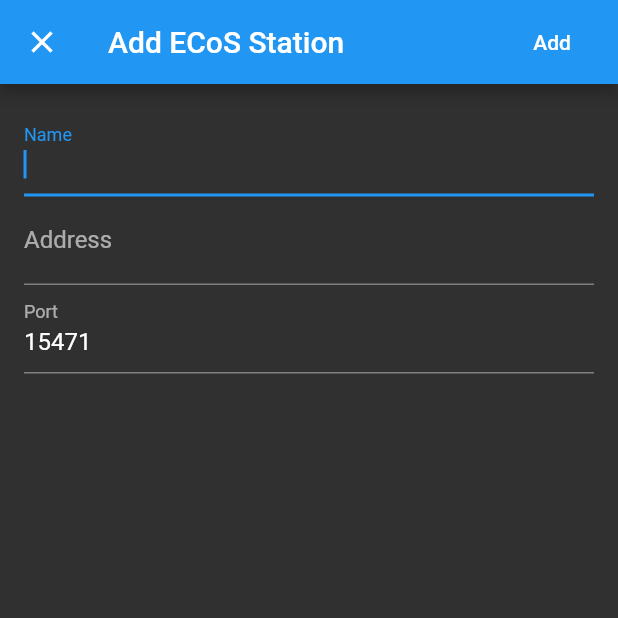
After one commit to TheKingDave/ECoS_control, a Flutter app: the screen it shows after launch, after a tap on the "add" icon, on a phone screen of 412 x 824 dp, the top half of it. The commit adds this screen. Run offline on Flutter 3.47's test engine with Material 2 defaults, Android fonts, the phone set to English and light mode, and no system bars; our stand-ins replace shared_preferences.

Commit message:
Added stations

```diff
--- a/lib/main.dart
+++ b/lib/main.dart
@@ -1,5 +1,6 @@
 import 'package:ecos_control/connectedScreen.dart';
 import 'package:ecos_control/switches/switches.dart';
+import 'package:ecos_control/unconnectedScreen.dart';
 
 import 'consts.dart';
 import 'train/demoTrainControl.dart';
@@ -53,6 +54,6 @@ class MainPage extends StatefulWidget {
 class _MainPageState extends State<MainPage> {
   @override
   Widget build(BuildContext context) {
-    return ConnectedScreen("Kirchberg");
+    return UnconnectedScreen();
   }
 }
--- /dev/null
+++ b/lib/station/addStationDialog.dart
@@ -0,0 +1,130 @@
+import 'package:flutter/services.dart';
+
+import 'station.dart';
+import 'package:flutter/material.dart';
+
+class AddStationDialog extends StatefulWidget {
+  _AddStationDialogState createState() => _AddStationDialogState();
+}
+
+class _AddStationDialogState extends State<AddStationDialog> {
+  final _formKey = GlobalKey<FormState>();
+
+  TextEditingController _nameController;
+  TextEditingController _addressController;
+  TextEditingController _portController;
+
+  FocusNode _addressFocus;
+  FocusNode _portFocus;
+
+  @override
+  void initState() {
+    super.initState();
+    _nameController = TextEditingController();
+    _addressController = TextEditingController();
+    _portController =
+        TextEditingController(text: Station.defaultPort.toString());
+
+    _addressFocus = FocusNode();
+    _portFocus = FocusNode();
+  }
+
+  @override
+  void dispose() {
+    _nameController.dispose();
+    _addressController.dispose();
+    _portController.dispose();
+
+    _addressFocus.dispose();
+    _portFocus.dispose();
+
+    super.dispose();
+  }
+
+  void submitData(BuildContext context) {
+    if (!_formKey.currentState.validate()) {
+      return;
+    }
+    final station = Station(
+        name: _nameController.text,
+        address: _addressController.text,
+        port: int.parse(_portController.text));
+    Navigator.of(context).pop(station);
+  }
+
+  @override
+  Widget build(BuildContext context) {
+    return Scaffold(
+      appBar: AppBar(
+        title: Text('Add ECoS Station'),
+        actions: <Widget>[
+          FlatButton(
+              child:
+                  Text('Add', style: Theme.of(context).primaryTextTheme.button),
+              onPressed: () => submitData(context))
+        ],
+      ),
+      body: _body(context),
+    );
+  }
+
+  Widget _body(BuildContext context) {
+    return Padding(
+      padding: const EdgeInsets.all(16.0),
+      child: Form(
+        key: _formKey,
+        child: Column(
+          children: <Widget>[
+            TextFormField(
+              controller: _nameController,
+              decoration: InputDecoration(labelText: 'Name'),
+              textInputAction: TextInputAction.next,
+              onFieldSubmitted: (_) => _addressFocus.requestFocus(),
+              autofocus: true,
+              validator: (value) {
+                if (value.isEmpty) {
+                  return 'Please enter an name';
+                }
+                return null;
+              },
+            ),
+            TextFormField(
+              controller: _addressController,
+              decoration: InputDecoration(labelText: 'Address'),
+              textInputAction: TextInputAction.next,
+              onFieldSubmitted: (_) => _portFocus.requestFocus(),
+              focusNode: _addressFocus,
+              validator: (value) {
+                if (value.isEmpty) {
+                  return 'Please enter an address';
+                }
+                return null;
+              },
+            ),
+            TextFormField(
+              controller: _portController,
+              keyboardType: TextInputType.number,
+              inputFormatters: [
+                WhitelistingTextInputFormatter.digitsOnly,
+              ],
+              decoration: InputDecoration(labelText: 'Port'),
+              textInputAction: TextInputAction.done,
+              focusNode: _portFocus,
+              onFieldSubmitted: (_) => submitData(context),
+              validator: (value) {
+                if (value.isEmpty) {
+                  return 'Please enter a port';
+                }
+                final port = int.parse(value);
+                if (port < 0 || port > 65535) {
+                  return 'The port must be between 0 and 65535';
+                }
+                return null;
+              },
+            )
+          ],
+        ),
+      ),
+    );
+  }
+}
--- /dev/null
+++ b/lib/station/station.dart
@@ -0,0 +1,43 @@
+import 'package:flutter/cupertino.dart';
+
+class Station {
+  static const int defaultPort = 15471;
+  final String name;
+  final String address;
+  final int port;
+
+  Station({this.name, this.address, this.port = defaultPort});
+
+  factory Station.fromString(String str) {
+    final split = str.split(RegExp('\n'));
+    if (split.length != 3) {
+      throw Exception('Could not derive station from string "$str"');
+    }
+    return Station(
+        name: split[0],
+        address: split[1],
+        port: int.parse(split[2]));
+  }
+
+  String toString() {
+    return [name, address, port.toString()].join('\n');
+  }
+
+  Station copyWith({
+    String name,
+    String address,
+    int port,
+  }) {
+    if ((name == null || identical(name, this.name)) &&
+        (address == null || identical(address, this.address)) &&
+        (port == null || identical(port, this.port))) {
+      return this;
+    }
+
+    return new Station(
+      name: name ?? this.name,
+      address: address ?? this.address,
+      port: port ?? this.port,
+    );
+  }
+}
--- /dev/null
+++ b/lib/station/stationDisplay.dart
@@ -0,0 +1,22 @@
+import 'package:flutter/cupertino.dart';
+import 'package:flutter/material.dart';
+
+import 'station.dart';
+
+class StationDisplay extends StatelessWidget {
+  final Station _station;
+  final Function() onTap;
+  final Function() onRemove;
+
+  StationDisplay(this._station, {this.onTap, this.onRemove});
+
+  @override
+  Widget build(BuildContext context) {
+    return ListTile(
+      title: Text(_station.name),
+      subtitle: Text('${_station.address}:${_station.port}'),
+      onTap: onTap,
+      onLongPress: onRemove,
+    );
+  }
+}
--- /dev/null
+++ b/lib/unconnectedScreen.dart
@@ -0,0 +1,98 @@
+import 'station/stationDisplay.dart';
+import 'package:flutter/cupertino.dart';
+import 'package:flutter/material.dart';
+import 'package:shared_preferences/shared_preferences.dart';
+
+import 'station/AddStationDialog.dart';
+import 'station/station.dart';
+
+class UnconnectedScreen extends StatefulWidget {
+  _UnconnectedScreenState createState() => _UnconnectedScreenState();
+}
+
+class _UnconnectedScreenState extends State<UnconnectedScreen> {
+  static const _stationsKey = 'stations';
+  var _stations = <Station>[];
+  Future<SharedPreferences> _prefs;
+  BuildContext _context;
+
+  @override
+  void initState() {
+    super.initState();
+    _prefs = SharedPreferences.getInstance();
+    _getStations();
+  }
+
+  void _getStations() async {
+    final list = await (await _prefs).getStringList(_stationsKey);
+    final s = <Station>[];
+    var couldLoadALl = true;
+    list.forEach((element) {
+      try {
+        s.add(Station.fromString(element));
+      } on Exception catch (e) {
+        // Ignore, just dont use
+        couldLoadALl = false;
+        print(e);
+      }
+    });
+    if (!couldLoadALl) {
+      Scaffold.of(_context).showSnackBar(SnackBar(
+        content: Text('Could not load all stations'),
+        backgroundColor: Theme.of(_context).errorColor,
+      ));
+    }
+    setState(() {
+      _stations = s;
+    });
+  }
+
+  void _saveStations() async {
+    await (await _prefs).setStringList(
+        _stationsKey, _stations.map((s) => s.toString()).toList());
+  }
+
+  void _addStation(Station station) async {
+    setState(() {
+      _stations.add(station);
+    });
+    _saveStations();
+  }
+
+  void _removeStation(Station station) async {
+    setState(() {
+      _stations.remove(station);
+    });
+    _saveStations();
+  }
+
+  @override
+  Widget build(BuildContext context) {
+    return Scaffold(
+        appBar: AppBar(title: Text("ECoS Control")),
+        floatingActionButton: FloatingActionButton(
+          child: Icon(Icons.add),
+          onPressed: () async {
+            final station =
+                await Navigator.of(context).push<Station>(MaterialPageRoute(
+              builder: (context) => AddStationDialog(),
+              fullscreenDialog: true,
+            ));
+            if (station != null) {
+              _addStation(station);
+            }
+          },
+        ),
+        body: Builder(builder: (context) {
+          _context = context;
+          return ListView(
+            children: _stations
+                .map((station) => StationDisplay(
+                      station,
+                      onRemove: () => _removeStation(station),
+                    ))
+                .toList(),
+          );
+        }));
+  }
+}
--- a/pubspec.yaml
+++ b/pubspec.yaml
@@ -14,6 +14,7 @@ dependencies:
 
   cupertino_icons: ^0.1.3
   intl: ^0.16.1
+  shared_preferences: '>=0.5.8 <2.0.0'
 
 dev_dependencies:
   flutter_test:
```
Also changed, not shown: pubspec.lock.
